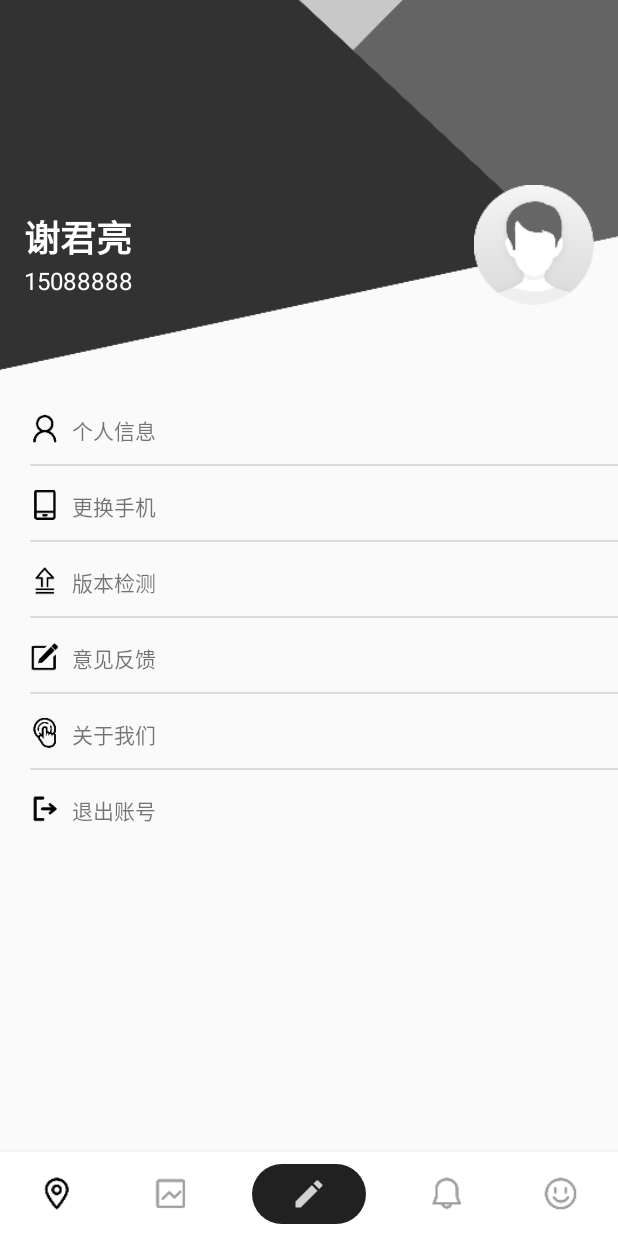
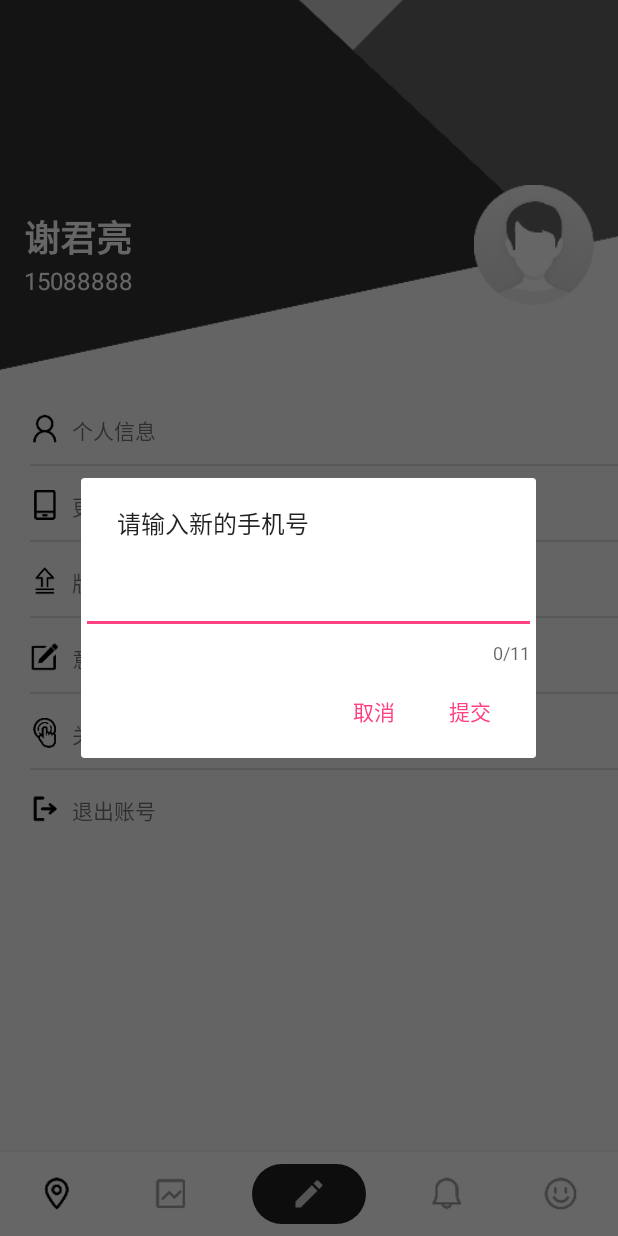
Before and after one commit to JaylenHsieh/Here, an Android app: the screen it shows after launch (MainActivity), after a tap on "更换手机", on a phone screen of 412 x 824 dp. Run offline under Robolectric (Android 15) with nearby library versions, the phone set to English and light mode, and no system bars.

Commit message:
添加了DialogFragment来更换手机号

```diff
--- a/app/build.gradle
+++ b/app/build.gradle
@@ -33,7 +33,6 @@ dependencies {
     implementation 'com.jakewharton:butterknife:8.4.0'
     annotationProcessor 'com.jakewharton:butterknife-compiler:8.4.0'
     implementation "com.android.support:design:$rootProject.supportLibraryVersion"
-    implementation 'com.github.bumptech.glide:glide:3.7.0'
 
     implementation 'com.android.support:support-v4:27.1.0'
     testImplementation 'junit:junit:4.12'
--- a/app/src/main/java/com/hdu/newe/here/page/main/MainActivity.kt
+++ b/app/src/main/java/com/hdu/newe/here/page/main/MainActivity.kt
@@ -5,6 +5,7 @@ import android.support.v7.app.AppCompatActivity
 
 import android.os.Bundle
 import android.support.v4.app.Fragment
+import android.support.v4.app.FragmentManager
 import android.widget.Toast
 import com.hdu.newe.here.R
 import com.hdu.newe.here.page.main.leavenoto.LeaveNotoActivity
--- /dev/null
+++ b/app/src/main/java/com/hdu/newe/here/page/main/profile/EditPhoneNumberDialog.kt
@@ -0,0 +1,35 @@
+package com.hdu.newe.here.page.main.profile
+
+import android.app.AlertDialog
+import android.os.Bundle
+import android.support.v4.app.DialogFragment
+import android.view.ViewGroup
+import com.hdu.newe.here.R
+import com.hdu.newe.here.utils.UIUtils
+
+/**
+ * Created by Jaylen Hsieh on 2018/03/26.
+ */
+class EditPhoneNumberDialog: DialogFragment(){
+    private fun EditPhoneNumberFragment(){
+        //Empty constructor
+    }
+
+
+    override fun onCreateDialog(savedInstanceState: Bundle?):AlertDialog {
+        val builder = AlertDialog.Builder(activity)
+        val inflate = activity?.layoutInflater?.inflate(R.layout.fragment_edit_phone_number, null, false)
+        return builder.setView(inflate)
+                .setCancelable(true)
+                .setMessage("请输入新的手机号")
+                .setPositiveButton("提交") { dialog, which ->
+                }.setNegativeButton("取消") { dialog, which ->
+                }.create()
+    }
+
+    override fun onResume() {
+        super.onResume()
+        dialog.setTitle("更换手机")
+        dialog.window.setLayout(UIUtils.dp2px(context, 335), ViewGroup.LayoutParams.WRAP_CONTENT)
+    }
+}
--- a/app/src/main/java/com/hdu/newe/here/page/main/profile/ProfileFragment.java
+++ b/app/src/main/java/com/hdu/newe/here/page/main/profile/ProfileFragment.java
@@ -1,5 +1,6 @@
 package com.hdu.newe.here.page.main.profile;
 
+import android.app.FragmentManager;
 import android.content.Context;
 import android.os.Bundle;
 import android.support.annotation.Nullable;
@@ -42,8 +43,8 @@ public class ProfileFragment extends BaseFragment implements ProfileContract.Vie
         RecyclerView recyclerView = view.findViewById(R.id.recycler_view);
         LinearLayoutManager layoutManager = new LinearLayoutManager(mContext);
         recyclerView.setLayoutManager(layoutManager);
-        FunctionAdapter adapter = new FunctionAdapter(mFunctionBeanList);
-        MultiItemDivider itemDivider = new MultiItemDivider(getContext(), MultiItemDivider.Companion.getVERTICAL_LIST());
+        FunctionAdapter adapter = new FunctionAdapter(mFunctionBeanList,mContext);
+        MultiItemDivider itemDivider = new MultiItemDivider(mContext, MultiItemDivider.Companion.getVERTICAL_LIST());
 
         //最后一个item下没有分割线
         itemDivider.setDividerMode(MultiItemDivider.Companion.getINSIDE());
@@ -51,6 +52,7 @@ public class ProfileFragment extends BaseFragment implements ProfileContract.Vie
         itemDivider.clipToChildPadding(true);
         recyclerView.addItemDecoration(itemDivider);
         recyclerView.setAdapter(adapter);
+
         return view;
     }
 
--- a/app/src/main/java/com/hdu/newe/here/page/main/profile/adapter/FunctionAdapter.java
+++ b/app/src/main/java/com/hdu/newe/here/page/main/profile/adapter/FunctionAdapter.java
@@ -1,6 +1,8 @@
 package com.hdu.newe.here.page.main.profile.adapter;
 
+import android.content.Context;
 import android.support.design.widget.Snackbar;
+import android.support.v4.app.FragmentManager;
 import android.support.v7.widget.RecyclerView;
 import android.view.LayoutInflater;
 import android.view.View;
@@ -11,6 +13,8 @@ import android.widget.Toast;
 
 import com.hdu.newe.here.R;
 import com.hdu.newe.here.biz.profile.Bean.FunctionBean;
+import com.hdu.newe.here.page.main.MainActivity;
+import com.hdu.newe.here.page.main.profile.EditPhoneNumberDialog;
 
 import java.util.List;
 
@@ -20,6 +24,7 @@ import java.util.List;
 
 public class FunctionAdapter extends RecyclerView.Adapter<FunctionAdapter.ViewHolder> {
     private List<FunctionBean> mFunctionBeanList;
+    private Context mContext;
 
     static class ViewHolder extends RecyclerView.ViewHolder {
         View functionView;
@@ -34,8 +39,9 @@ public class FunctionAdapter extends RecyclerView.Adapter<FunctionAdapter.ViewHo
         }
     }
 
-    public FunctionAdapter(List<FunctionBean> functionBeanList) {
+    public FunctionAdapter(List<FunctionBean> functionBeanList, Context context) {
         mFunctionBeanList = functionBeanList;
+        this.mContext = context;
     }
 
     @Override
@@ -52,14 +58,18 @@ public class FunctionAdapter extends RecyclerView.Adapter<FunctionAdapter.ViewHo
                         Toast.makeText(view.getContext(), "个人信息", Toast.LENGTH_SHORT).show();
                         break;
                     case 1:
+                        EditPhoneNumberDialog editDialog = new EditPhoneNumberDialog();
+                        editDialog.show(((MainActivity)mContext).getSupportFragmentManager(),"editDialog");
                         Toast.makeText(view.getContext(), "更换手机", Toast.LENGTH_SHORT).show();
                         break;
                     case 2:
-                        Toast.makeText(view.getContext(), "这已经是一个船新的版本了", Toast.LENGTH_SHORT).show();
+                        Toast.makeText(view.getContext(), "介已经系船新的版本了", Toast.LENGTH_SHORT).show();
                         break;
                     case 3:
+                        Toast.makeText(view.getContext(), "意见反馈", Toast.LENGTH_SHORT).show();
                         break;
                     case 4:
+                        Toast.makeText(view.getContext(), "通信工程新维工作室", Toast.LENGTH_SHORT).show();
                         break;
                     case 5:
                         Snackbar.make(view,"若要退出请前往设置清除数据",Snackbar.LENGTH_LONG).show();
@@ -82,4 +92,6 @@ public class FunctionAdapter extends RecyclerView.Adapter<FunctionAdapter.ViewHo
     public int getItemCount() {
         return mFunctionBeanList.size();
     }
+
+
 }
--- /dev/null
+++ b/app/src/main/res/layout/fragment_edit_phone_number.xml
@@ -0,0 +1,24 @@
+<?xml version="1.0" encoding="utf-8"?>
+<android.support.constraint.ConstraintLayout xmlns:android="http://schemas.android.com/apk/res/android"
+    xmlns:app="http://schemas.android.com/apk/res-auto"
+    android:layout_width="match_parent"
+    android:layout_height="match_parent"
+    android:layout_marginTop="20dp">
+
+    <android.support.design.widget.TextInputLayout
+        android:id="@+id/textInputLayout"
+        android:layout_width="match_parent"
+        android:layout_height="wrap_content"
+        app:counterEnabled="true"
+        app:counterMaxLength="11">
+
+        <EditText
+            android:id="@+id/editPhoneNumber"
+            android:layout_width="match_parent"
+            android:layout_height="wrap_content"
+            android:inputType="phone"
+            android:imeOptions="actionDone"/>
+    </android.support.design.widget.TextInputLayout>
+
+
+</android.support.constraint.ConstraintLayout>
--- a/app/src/main/res/values/strings.xml
+++ b/app/src/main/res/values/strings.xml
@@ -4,4 +4,5 @@
     <!-- TODO: Remove or change this placeholder text -->
     <string name="hello_blank_fragment">Hello blank fragment</string>
     <string name="ask_for_leave">申请假条</string>
+    <string name="edit_phone_number">请输入新的手机号</string>
 </resources>
--- a/build.gradle
+++ b/build.gradle
@@ -7,7 +7,7 @@ buildscript {
         jcenter()
     }
     dependencies {
-        classpath 'com.android.tools.build:gradle:3.0.1'
+        classpath 'com.android.tools.build:gradle:3.1.0'
         classpath "org.jetbrains.kotlin:kotlin-gradle-plugin:$kotlin_version"
 
         // NOTE: Do not place your application dependencies here; they belong
```
Also changed, not shown: gradle/wrapper/gradle-wrapper.properties.
